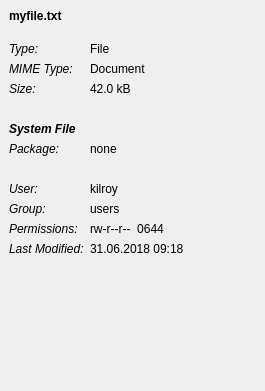
Old version of the form src/file-details-view.ui in the repository shundhammer/qdirstat.
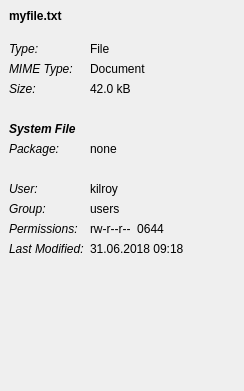
New version of the form. The open tabs and pages were chosen to show the change.

```diff
--- a/src/file-details-view.ui
+++ b/src/file-details-view.ui
@@ -6,7 +6,7 @@
    <rect>
     <x>0</x>
     <y>0</y>
-    <width>265</width>
+    <width>244</width>
     <height>391</height>
    </rect>
   </property>
```
Left out of the diff: 6 changed lines with no effect on the pictures.
